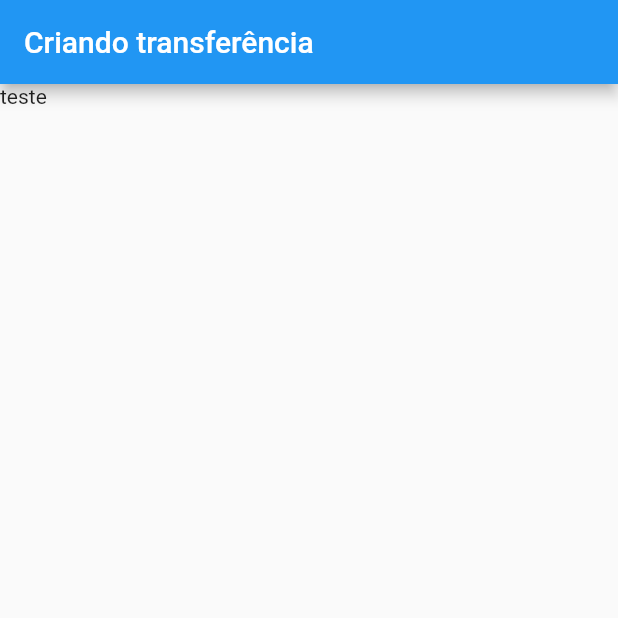
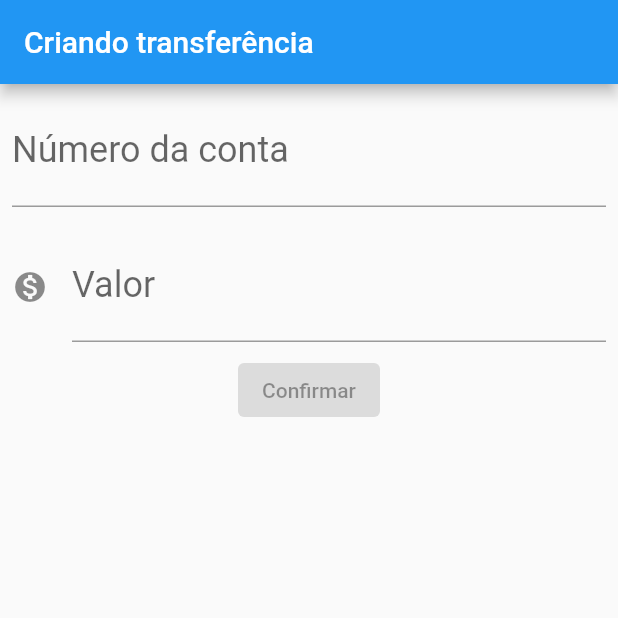
Before and after one commit to laurammoraes/flutter, a Flutter app: the screen it shows after launch, on a phone screen of 412 x 824 dp, the top half of it. Run offline on Flutter 3.47's test engine with Material 2 defaults, Android fonts, the phone set to English and light mode, and no system bars.

Commit message:
implementação da nova tela - estamos com bug no botao

```diff
--- a/bytebank/lib/main.dart
+++ b/bytebank/lib/main.dart
@@ -19,7 +19,38 @@ class FormularioTransferencia extends StatelessWidget{
   Widget build(BuildContext context){
     return Scaffold(
       appBar: AppBar(title: Text('Criando transferência')),
-        body:Text('teste')
+        body:Column(
+          children:<Widget>[
+            Padding(
+              padding: const EdgeInsets.all(8.0),
+              child:  TextField(
+                style: TextStyle(
+                  fontSize: 24.0
+                ),  //TextStyle
+                decoration: InputDecoration(
+                  labelText: 'Número da conta',
+                  hintText: '000',
+                )
+              ),
+            ),
+            Padding(
+              padding: const EdgeInsets.all(8.0),
+              child:  TextField(
+                style: TextStyle(
+                  fontSize: 24.0
+                ),  //TextStyle
+                decoration: InputDecoration(
+                  icon: Icon(Icons.monetization_on),
+                  labelText: 'Valor',
+                  hintText: '000',
+                )
+              ),
+            ),
+            ElevatedButton(
+              child: Text('Confirmar'),
+            )
+          ],
+        )
     );
 
   }
```
